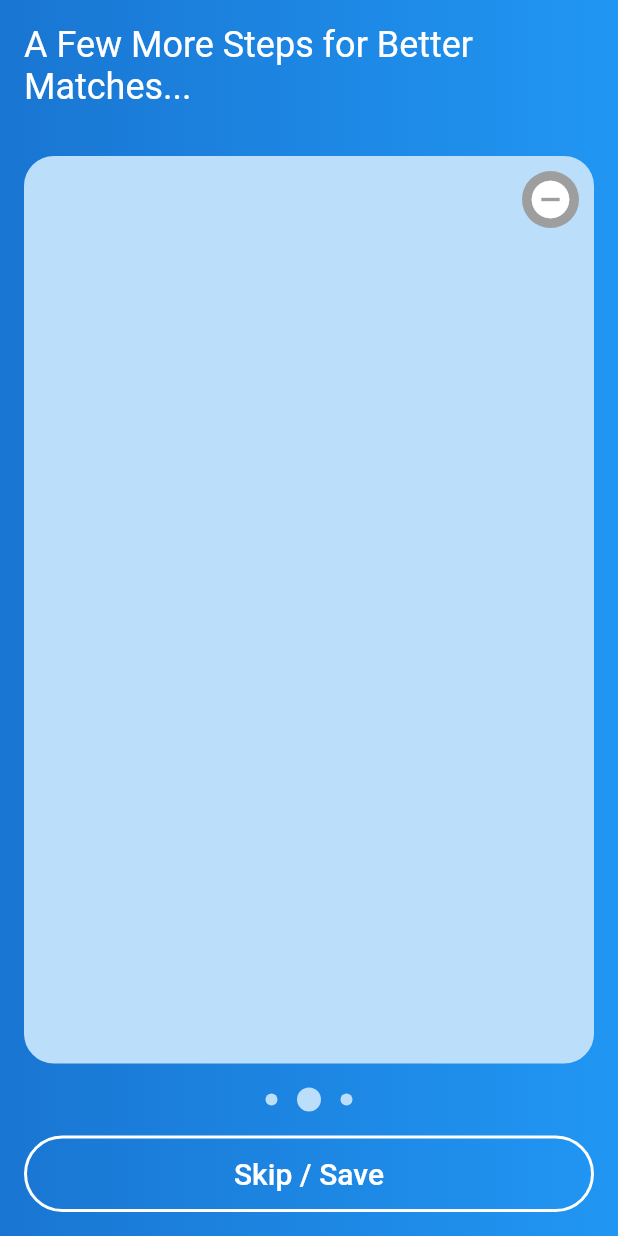
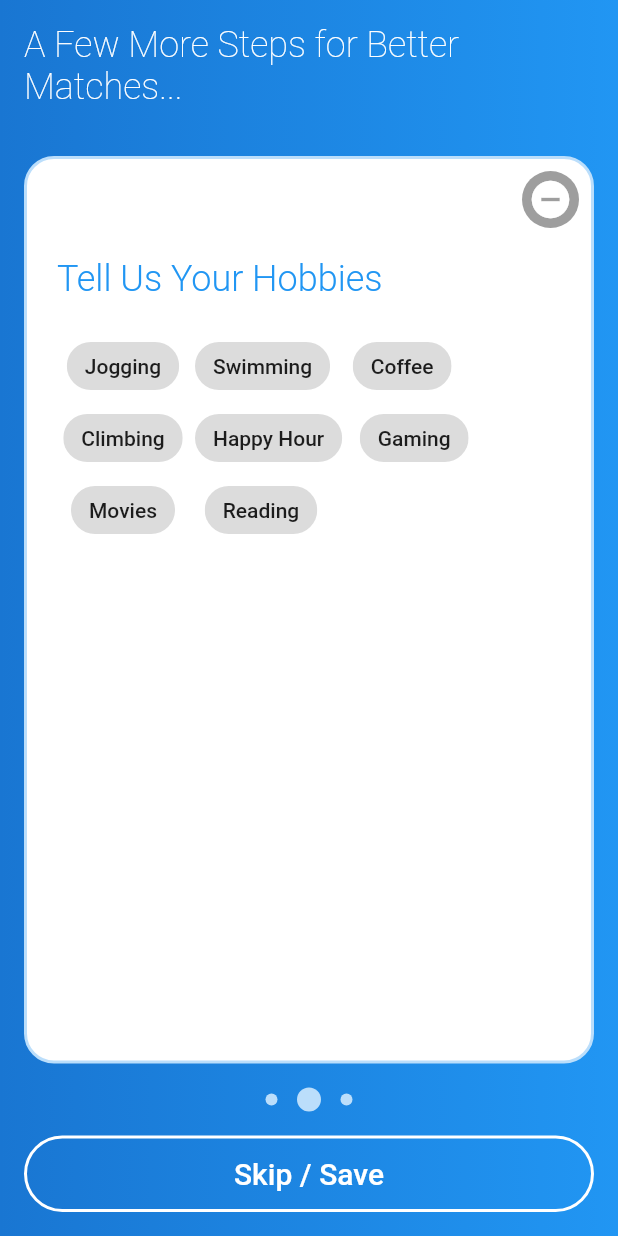
Before and after one commit to FleeToday/whatup, a Flutter app: the CreateProfileScreen widget shown alone on an empty page, opened directly, swiped to page 2, on a phone screen of 412 x 824 dp. Run offline on Flutter 3.47's test engine with Material 2 defaults, Android fonts, the phone set to English and light mode, and no system bars; our stand-ins replace bloc, cloud_firestore, equatable, firebase_auth, flutter_bloc, flutter_swiper and 2 more; missing offline and left inert: flutter_google_places, geoflutterfire, google_maps_webservice; accounts and stored records are empty.

Commit message:
implement select hobbies

```diff
--- a/lib/screens/ProfileScreen/CreateProfileScreen.dart
+++ b/lib/screens/ProfileScreen/CreateProfileScreen.dart
@@ -3,6 +3,7 @@ import 'package:flutter_bloc/flutter_bloc.dart';
 import 'package:whatup/components/DotsIndicator.dart';
 import 'package:whatup/models/UserProfile.dart';
 import 'package:whatup/screens/HomeScreen/HomeScreen.dart';
+import 'package:whatup/screens/ProfileScreen/HobbyPageWidget.dart';
 import 'package:whatup/screens/ProfileScreen/NameQuestionPageWidget.dart';
 import 'package:whatup/screens/ProfileScreen/QuestionCardWidget.dart';
 import 'package:whatup/screens/ProfileScreen/bloc/userProfile_bloc.dart';
@@ -76,6 +77,7 @@ class CreateProfileScreenState extends State<CreateProfileScreen> {
                     "A Few More Steps for Better Matches...",
                     style: TextStyle(
                         color: Colors.white,
+                        fontWeight: FontWeight.w200,
                         fontSize: Theme.of(context)
                             .primaryTextTheme
                             .headline
@@ -99,6 +101,7 @@ class CreateProfileScreenState extends State<CreateProfileScreen> {
                           ),
                         ),
                         QuestionCardWidget(
+                          child: HobbyPageWidget(),
                           isCardCompleted: false,
                         ),
                         QuestionCardWidget(
--- /dev/null
+++ b/lib/screens/ProfileScreen/HobbyPageWidget.dart
@@ -0,0 +1,79 @@
+import 'package:flutter/material.dart';
+import 'package:whatup/models/Hobby.dart';
+
+class HobbyPageWidget extends StatefulWidget {
+  @override
+  State<StatefulWidget> createState() {
+    // TODO: implement createState
+    return HobbyPageState();
+  }
+}
+
+class HobbyPageState extends State<HobbyPageWidget> {
+  List<Widget> chips = [];
+  List<Hobby> hobbies = [
+    Hobby("id", "Jogging", "cat", null),
+    Hobby("id", "Swimming", "cat", null),
+    Hobby("id", "Coffee", "cat", null),
+    Hobby("id", "Climbing", "cat", null),
+    Hobby("id", "Happy Hour", "cat", null),
+    Hobby("id", "Gaming", "cat", null),
+    Hobby("id", "Movies", "cat", null),
+    Hobby("id", "Reading", "cat", null),
+  ];
+  List<bool> isSelected = [];
+  @override
+  void initState() {
+    // TODO: implement initState
+    super.initState();
+    for (int i = 0; i < hobbies.length; i++) {
+      isSelected.add(false);
+    }
+  }
+
+  void _onSelected(int index) {
+    this.setState(() {
+      this.isSelected[index] = !this.isSelected[index];
+    });
+  }
+
+  @override
+  Widget build(BuildContext context) {
+    return Container(
+      child: Column(crossAxisAlignment: CrossAxisAlignment.start, children: [
+        Text(
+          'Tell Us Your Hobbies',
+          style: TextStyle(
+              color: Theme.of(context).primaryColor,
+              fontWeight: FontWeight.w300,
+              fontSize: Theme.of(context).primaryTextTheme.headline.fontSize),
+        ),
+        Container(
+          height: 20,
+        ),
+        Wrap(
+          spacing: 4.0, // gap between adjacent chips
+          runSpacing: 0.0, // gap between lines
+          children: this.hobbies.map(
+            (e) {
+              int index = this.hobbies.indexOf(e);
+              return FlatButton(
+                onPressed: () => {this._onSelected(index)},
+                padding: EdgeInsets.all(0),
+                child: Chip(
+                  avatar: this.isSelected[index]
+                      ? Icon(
+                          Icons.check_circle,
+                          color: Theme.of(context).primaryColorDark,
+                        )
+                      : null,
+                  label: Text(e.name),
+                ),
+              );
+            },
+          ).toList(),
+        ),
+      ]),
+    );
+  }
+}
--- a/lib/screens/ProfileScreen/NameQuestionPageWidget.dart
+++ b/lib/screens/ProfileScreen/NameQuestionPageWidget.dart
@@ -31,7 +31,7 @@ class NameQuestionPageWidget extends StatelessWidget {
             'Tell Us Your Name',
             style: TextStyle(
                 color: Theme.of(context).primaryColor,
-                fontWeight: FontWeight.w800,
+                fontWeight: FontWeight.w300,
                 fontSize: Theme.of(context).primaryTextTheme.headline.fontSize),
           ),
           Container(
@@ -44,46 +44,47 @@ class NameQuestionPageWidget extends StatelessWidget {
             controller: _firstNameController,
             style: TextStyle(
                 color: Theme.of(context).primaryColor,
-                fontWeight: FontWeight.w800,
+                fontWeight: FontWeight.w300,
                 fontSize: Theme.of(context).primaryTextTheme.title.fontSize),
             decoration: InputDecoration(
-              labelText: "First Name",
+              labelText: "Name",
               labelStyle: TextStyle(
+                  fontWeight: FontWeight.w300,
                   color: Theme.of(context).primaryColor,
-                  fontWeight: FontWeight.w800,
+                  // fontWeight: FontWeight.w800,
                   fontSize: Theme.of(context).primaryTextTheme.title.fontSize),
               enabledBorder: UnderlineInputBorder(
                 borderRadius: BorderRadius.all(Radius.circular(2)),
                 borderSide: BorderSide(
-                    color: Theme.of(context).primaryColor, width: 4.0),
+                    color: Theme.of(context).primaryColor, width: 2.0),
               ),
             ),
           ),
-          Container(
-            height: 32,
-          ),
-          TextField(
-            textInputAction: TextInputAction.done,
-            onEditingComplete: _onBlur,
-            onChanged: _onLastNameChanged,
-            controller: _lastNameController,
-            style: TextStyle(
-                color: Theme.of(context).primaryColor,
-                fontWeight: FontWeight.w800,
-                fontSize: Theme.of(context).primaryTextTheme.title.fontSize),
-            decoration: InputDecoration(
-              labelText: "Last Name",
-              labelStyle: TextStyle(
-                  color: Theme.of(context).primaryColor,
-                  fontWeight: FontWeight.w800,
-                  fontSize: Theme.of(context).primaryTextTheme.title.fontSize),
-              enabledBorder: UnderlineInputBorder(
-                borderRadius: BorderRadius.all(Radius.circular(2)),
-                borderSide: BorderSide(
-                    color: Theme.of(context).primaryColor, width: 4.0),
-              ),
-            ),
-          )
+          // Container(
+          //   height: 32,
+          // ),
+          // TextField(
+          //   textInputAction: TextInputAction.done,
+          //   onEditingComplete: _onBlur,
+          //   onChanged: _onLastNameChanged,
+          //   controller: _lastNameController,
+          //   style: TextStyle(
+          //       color: Theme.of(context).primaryColor,
+          //       fontWeight: FontWeight.w300,
+          //       fontSize: Theme.of(context).primaryTextTheme.title.fontSize),
+          //   decoration: InputDecoration(
+          //     labelText: "Last Name",
+          //     labelStyle: TextStyle(
+          //         color: Theme.of(context).primaryColor,
+          //         fontWeight: FontWeight.w300,
+          //         fontSize: Theme.of(context).primaryTextTheme.title.fontSize),
+          //     enabledBorder: UnderlineInputBorder(
+          //       borderRadius: BorderRadius.all(Radius.circular(2)),
+          //       borderSide: BorderSide(
+          //           color: Theme.of(context).primaryColor, width: 2.0),
+          //     ),
+          //   ),
+          // )
         ]);
   }
 }
--- a/lib/screens/ProfileScreen/QuestionCardWidget.dart
+++ b/lib/screens/ProfileScreen/QuestionCardWidget.dart
@@ -15,19 +15,27 @@ class QuestionCardWidget extends StatelessWidget {
           margin: EdgeInsets.all(16.0),
           child: SingleChildScrollView(
               child: Column(
+            crossAxisAlignment: CrossAxisAlignment.stretch,
+            children: <Widget>[
+              Column(
                 crossAxisAlignment: CrossAxisAlignment.end,
                 children: <Widget>[
                   Container(
                     margin: EdgeInsets.only(top: 8, right: 8),
                     decoration: BoxDecoration(
-                    color: isCardCompleted ? Colors.green[300] : Colors.grey,
+                        color:
+                            isCardCompleted ? Colors.green[300] : Colors.grey,
                         borderRadius: BorderRadius.all(Radius.circular(30))),
                     padding: EdgeInsets.all(4),
                     child: Icon(
-                  isCardCompleted ? Icons.check_circle : Icons.remove_circle,
+                      isCardCompleted
+                          ? Icons.check_circle
+                          : Icons.remove_circle,
                       size: 30,
                       color: Colors.white,
                     ),
+                  )
+                ],
               ),
               Container(
                 padding: EdgeInsets.symmetric(horizontal: 20.0, vertical: 20.0),
@@ -41,7 +49,7 @@ class QuestionCardWidget extends StatelessWidget {
                 color: Theme.of(context).primaryColorLight,
                 width: 2,
                 style: BorderStyle.solid),
-            color: Theme.of(context).primaryColorLight,
+            color: Colors.white,
           )),
     );
   }
```
Lines whose indentation alone changed are shown as unchanged.
